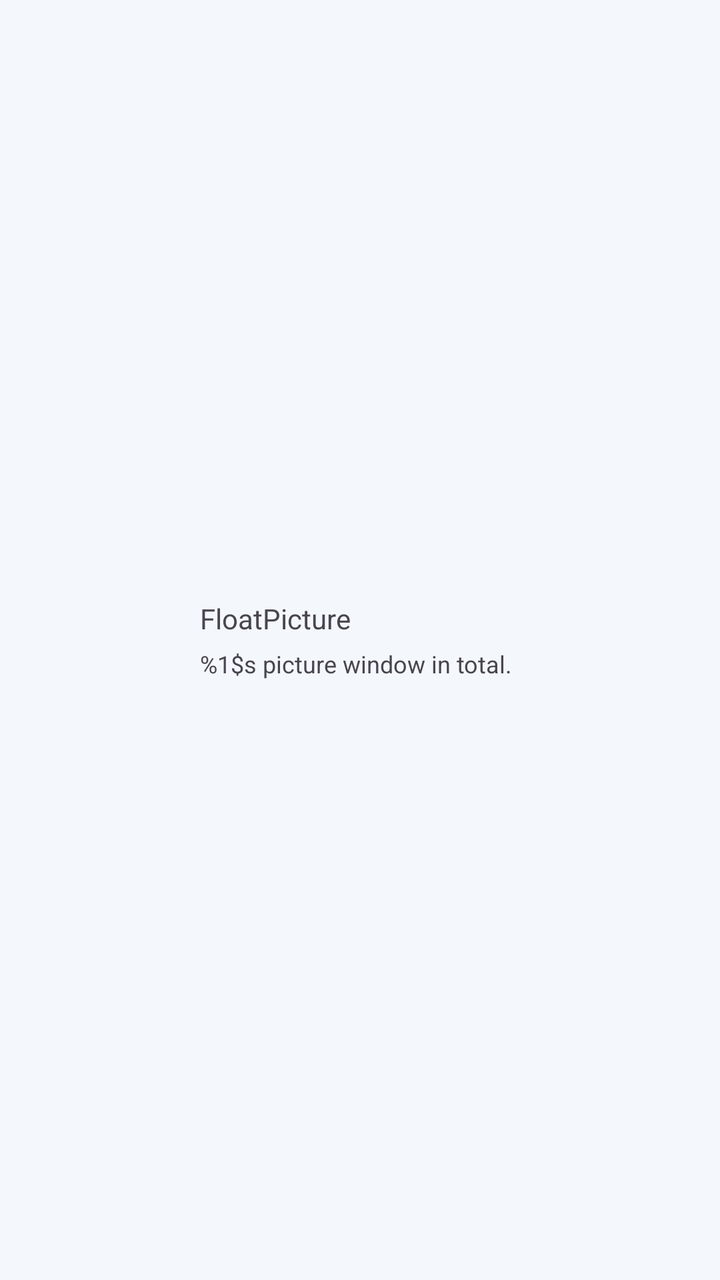
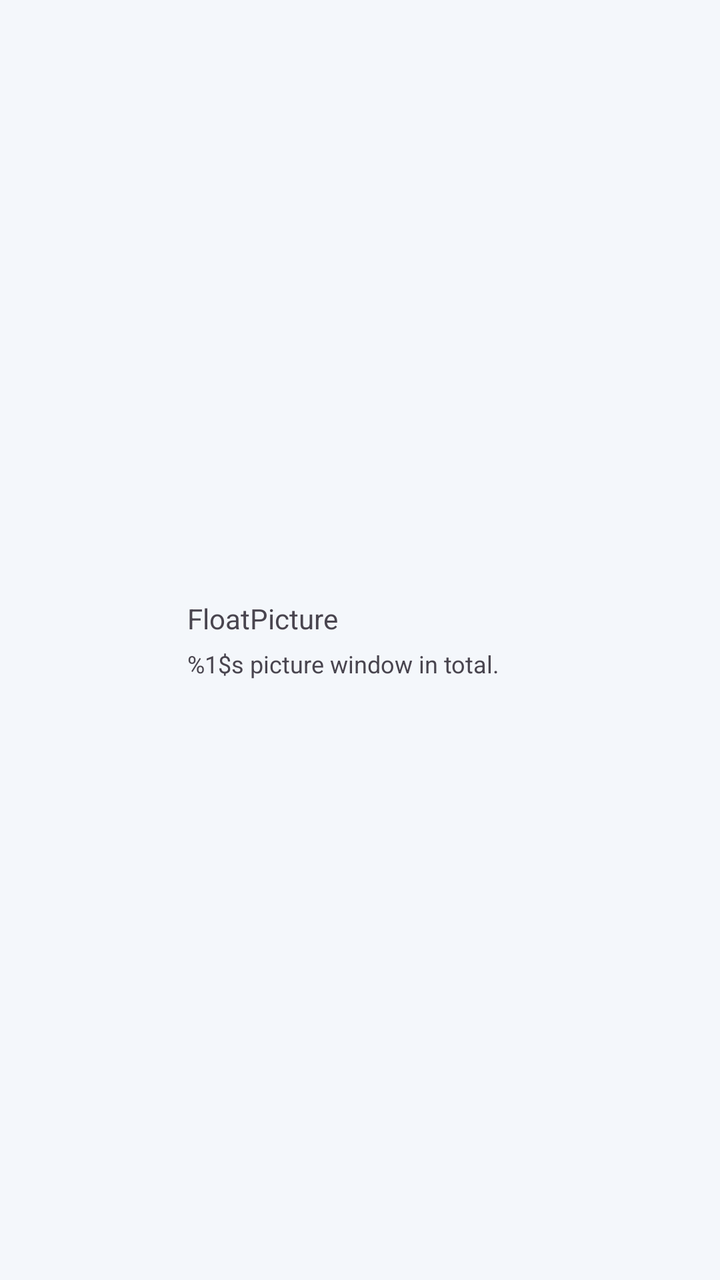

Compare the two renders of this Android layout. The source of the first and the diff that turns it into the second are given below.
<!-- AndroidManifest.xml: application theme AppTheme -->
<!-- res/layout/notification_manage.xml -->
<?xml version="1.0" encoding="utf-8"?>
<LinearLayout xmlns:android="http://schemas.android.com/apk/res/android"
    xmlns:app="http://schemas.android.com/apk/res-auto"
    android:layout_width="match_parent"
    android:layout_height="wrap_content"
    android:baselineAligned="false"
    android:gravity="center"
    android:padding="5dp">


    <LinearLayout
        android:layout_width="0dp"
        android:layout_height="match_parent"
        android:layout_weight="2.0"
        android:gravity="center"
        android:padding="2dp">

        <ImageView
            android:id="@+id/imageview_notification_application"
            android:layout_width="50dp"
            android:layout_height="50dp"
            android:contentDescription="@string/imageview_app_icon"
            app:srcCompat="@mipmap/ic_launcher" />

    </LinearLayout>

    <LinearLayout
        android:layout_width="0dp"
        android:layout_height="match_parent"
        android:layout_weight="5.0"
        android:gravity="center|start"
        android:orientation="vertical"
        android:paddingStart="10dp"
        android:paddingTop="5dp"
        android:paddingEnd="5dp"
        android:paddingBottom="5dp">


        <TextView
            android:layout_width="match_parent"
            android:layout_height="wrap_content"
            android:layout_marginBottom="5dp"
            android:text="@string/app_name" />

        <TextView
            android:id="@+id/textview_picture_num"
            android:layout_width="match_parent"
            android:layout_height="wrap_content"
            android:text="@string/notification_picture_count"
            android:textSize="12sp"
            android:typeface="sans" />
    </LinearLayout>

    <LinearLayout
        android:layout_width="0dp"
        android:layout_height="match_parent"
        android:layout_marginEnd="10dp"
        android:layout_weight="1.0"
        android:gravity="center|end"
        android:orientation="horizontal"
        android:padding="2dp">


        <ImageView
            android:id="@+id/imageview_set_picture_view"
            android:layout_width="27dp"
            android:layout_height="27dp"
            android:clickable="true"
            android:contentDescription="@string/imageview_notification_visible"
            android:focusable="true"
            app:srcCompat="@drawable/ic_visible" />

    </LinearLayout>

</LinearLayout>
<!-- resources referenced by this layout -->
<resources>
  <string name="app_name">FloatPicture</string>
  <string name="imageview_app_icon">Application Icon</string>
  <string name="imageview_notification_visible">Set all picture visibility</string>
  <string name="notification_picture_count">%1$s picture window in total.</string>
  <style name="AppTheme" parent="AppTheme.Base" />
  <style name="AppTheme.Base" parent="Theme.Material3.DayNight.NoActionBar">
          <item name="android:windowFullscreen">false</item>
          <item name="android:windowBackground">@color/colorBackground</item>
          <item name="android:statusBarColor">@color/colorBackground</item>
          <item name="android:navigationBarColor">@color/colorBackground</item>
          <item name="colorPrimary">@color/colorPrimary</item>
          <item name="colorPrimaryContainer">@color/colorPrimaryContainer</item>
          <item name="colorOnPrimary">@color/colorOnPrimary</item>
          <item name="colorPrimaryDark">@color/colorPrimaryDark</item>
          <item name="colorSecondary">@color/colorAccent</item>
          <item name="colorAccent">@color/colorAccent</item>
          <item name="colorSurface">@color/colorSurface</item>
          <item name="colorOnSurface">@color/colorTextPrimary</item>
          <item name="android:textColorPrimary">@color/colorTextPrimary</item>
          <item name="android:textColorSecondary">@color/colorTextSecondary</item>
          <item name="toolbarStyle">@style/AppTheme.Toolbar</item>
          <item name="preferenceTheme">@style/PreferenceThemeOverlay.v14.Material</item>
          <item name="materialAlertDialogTheme">@style/ThemeOverlay.Material3.MaterialAlertDialog</item>
      </style>
  <color name="colorBackground">#F4F7FB</color>
  <color name="colorPrimary">#1D4ED8</color>
  <color name="colorPrimaryContainer">#DBEAFE</color>
  <color name="colorOnPrimary">#FFFFFF</color>
  <color name="colorPrimaryDark">#163FAD</color>
  <color name="colorAccent">#0F766E</color>
  <color name="colorSurface">#FFFFFF</color>
  <color name="colorTextPrimary">#111827</color>
  <color name="colorTextSecondary">#667085</color>
  <style name="AppTheme.Toolbar" parent="Widget.Material3.Toolbar">
          <item name="android:background">@color/colorSurface</item>
          <item name="titleTextColor">@color/colorTextPrimary</item>
          <item name="subtitleTextColor">@color/colorTextSecondary</item>
          <item name="navigationIconTint">@color/colorTextPrimary</item>
      </style>
</resources>

<!-- the commit's change to res/layout/notification_manage.xml (unified diff, before → after) -->
@@ -52,22 +52,20 @@
     </LinearLayout>
 
     <LinearLayout
-        android:layout_width="0dp"
-        android:layout_height="match_parent"
+        android:id="@+id/layout_notification_toggle"
+        android:layout_width="64dp"
+        android:layout_height="64dp"
         android:layout_marginEnd="10dp"
-        android:layout_weight="1.0"
         android:gravity="center|end"
         android:orientation="horizontal"
-        android:padding="2dp">
+        android:padding="0dp">
 
 
         <ImageView
             android:id="@+id/imageview_set_picture_view"
             android:layout_width="27dp"
             android:layout_height="27dp"
-            android:clickable="true"
             android:contentDescription="@string/imageview_notification_visible"
-            android:focusable="true"
             app:srcCompat="@drawable/ic_visible" />
 
     </LinearLayout>
